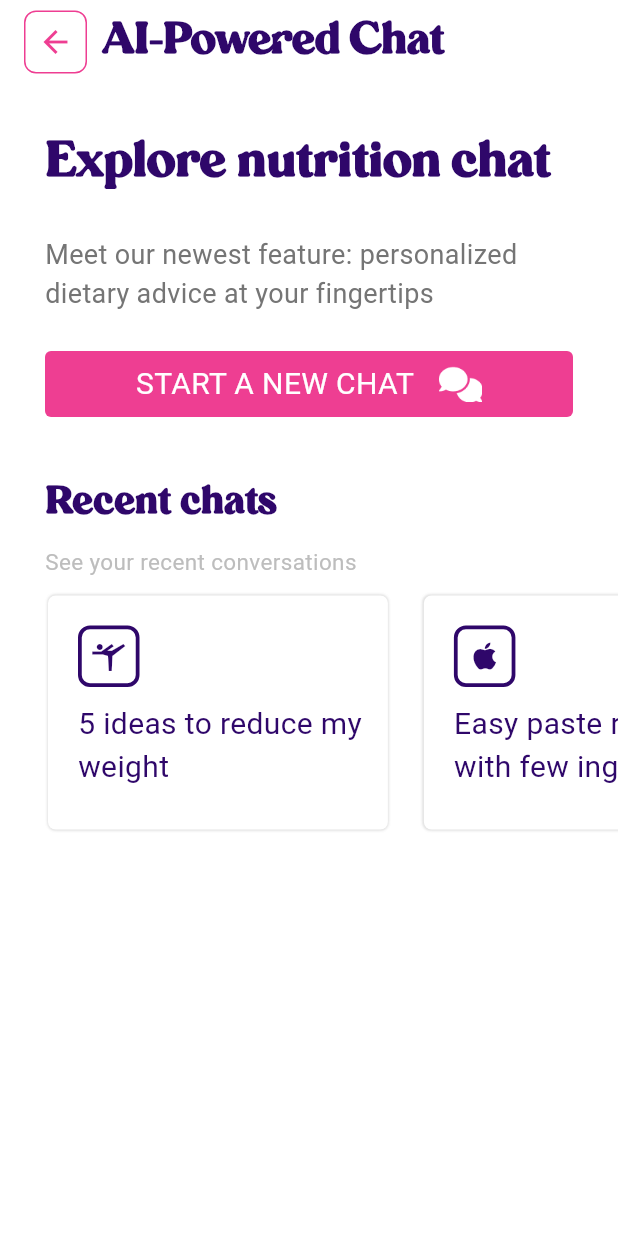
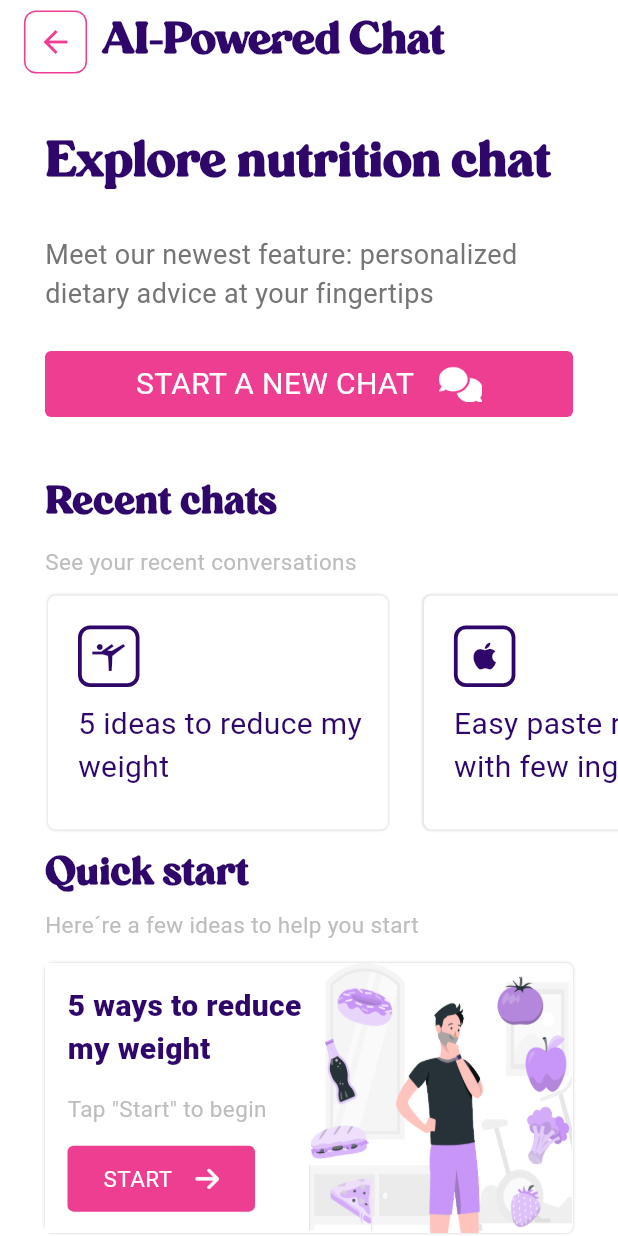
Before and after one commit to DrkDsk/Reflekt_test, a Flutter app: the ChatScreen screen opened directly, on a phone screen of 412 x 824 dp. Run offline on Flutter 3.47's test engine with Material 3 defaults, Android fonts, the light colour scheme and no system bars.

Commit message:
image added to ad card

```diff
--- a/lib/features/chat/presentation/screens/chat_screen.dart
+++ b/lib/features/chat/presentation/screens/chat_screen.dart
@@ -2,6 +2,7 @@ import 'package:flutter/material.dart';
 import 'package:reflekt_test/core/constants/color.dart';
 import 'package:reflekt_test/core/constants/strings.dart';
 import 'package:reflekt_test/core/constants/styles.dart';
+import 'package:reflekt_test/features/chat/presentation/widgets/ad_card.dart';
 import 'package:reflekt_test/features/chat/presentation/widgets/description_text.dart';
 import 'package:reflekt_test/features/chat/presentation/widgets/large_button.dart';
 import 'package:reflekt_test/features/chat/presentation/widgets/listview_items.dart';
@@ -70,6 +71,20 @@ class ChatScreen extends StatelessWidget {
                     height: 180,
                     child: ListViewItems()
                 ),
+                DescriptionText(
+                    title: quickStartText,
+                    style: smallTextStyle
+                ),
+                const SizedBox(height: 5),
+                DescriptionText(
+                    title: ideasText,
+                    style: tinyTextStyle
+                ),
+                const SizedBox(height: 15),
+                const Padding(
+                  padding: EdgeInsets.only(bottom: 20),
+                  child: AdCard(),
+                )
               ],
             ),
           ),
--- /dev/null
+++ b/lib/features/chat/presentation/widgets/ad_card.dart
@@ -0,0 +1,32 @@
+import 'package:flutter/cupertino.dart';
+import 'package:flutter/material.dart';
+import 'package:flutter/widgets.dart';
+import 'package:reflekt_test/core/constants/decorations.dart';
+import 'package:reflekt_test/features/chat/presentation/widgets/ad_content.dart';
+import 'package:reflekt_test/features/chat/presentation/widgets/ad_image.dart';
+
+class AdCard extends StatelessWidget {
+  const AdCard({super.key});
+
+  @override
+  Widget build(BuildContext context) {
+
+    return Container(
+      decoration: cardBoxDecoration,
+      child: const SizedBox(
+        height: 180,
+        width: double.infinity,
+        child: Row(
+          children: [
+            Expanded(
+              child: AdContent()
+            ),
+            Expanded(
+                child: AdImage()
+            )
+          ],
+        ),
+      ),
+    );
+  }
+}
--- /dev/null
+++ b/lib/features/chat/presentation/widgets/ad_content.dart
@@ -0,0 +1,39 @@
+import 'package:flutter/material.dart';
+import 'package:reflekt_test/core/constants/color.dart';
+import 'package:reflekt_test/core/constants/styles.dart';
+import 'package:reflekt_test/features/chat/presentation/widgets/description_text.dart';
+import 'package:reflekt_test/features/chat/presentation/widgets/mid_button.dart';
+
+class AdContent extends StatelessWidget {
+  const AdContent({
+    super.key,
+  });
+
+  @override
+  Widget build(BuildContext context) {
+    return Container(
+      padding: const EdgeInsets.only(left: 15),
+      color: Colors.white,
+      child: Column(
+        mainAxisAlignment: MainAxisAlignment.spaceEvenly,
+        crossAxisAlignment: CrossAxisAlignment.start,
+        children: [
+          DescriptionText(
+            title: '5 ways to reduce my weight',
+            style: midTextStyle,
+            maxLines: 2,
+          ),
+          DescriptionText(
+              title: 'Tap "Start" to begin',
+              style: tinyTextStyle
+          ),
+          const MidButton(
+            imageAsset: "assets/images/arrow_right.png",
+            color: buttonColor,
+            title: "Start"
+          )
+        ],
+      ),
+    );
+  }
+}
--- /dev/null
+++ b/lib/features/chat/presentation/widgets/ad_image.dart
@@ -0,0 +1,16 @@
+import 'package:flutter/material.dart';
+
+class AdImage extends StatelessWidget {
+  const AdImage({
+    super.key,
+  });
+
+  @override
+  Widget build(BuildContext context) {
+    return const Image(
+      height: 180,
+      image: AssetImage("assets/images/thinking_man.png"),
+      fit: BoxFit.fill,
+    );
+  }
+}
--- /dev/null
+++ b/lib/features/chat/presentation/widgets/mid_button.dart
@@ -0,0 +1,46 @@
+import 'package:flutter/material.dart';
+
+class MidButton extends StatelessWidget {
+
+  final Color color;
+  final String title;
+  final String? imageAsset;
+
+  const MidButton({
+    super.key,
+    required this.color,
+    required this.title,
+    this.imageAsset
+  });
+
+  @override
+  Widget build(BuildContext context) {
+    return Container(
+      height: 44,
+      width: 125,
+      decoration: BoxDecoration(
+          color: color,
+          borderRadius: BorderRadius.circular(4)
+      ),
+      child: Row(
+        mainAxisAlignment: MainAxisAlignment.center,
+        children: [
+          Text(
+            title.toUpperCase(),
+            style: const TextStyle(
+                color: Colors.white,
+                fontSize: 15
+            ),
+          ),
+          const SizedBox(width: 15),
+          if (imageAsset!=null) Padding(
+            padding: const EdgeInsets.only(top: 15, bottom: 15),
+            child: Image(
+              image: AssetImage(imageAsset!),
+            ),
+          )
+        ],
+      ),
+    );
+  }
+}
```
